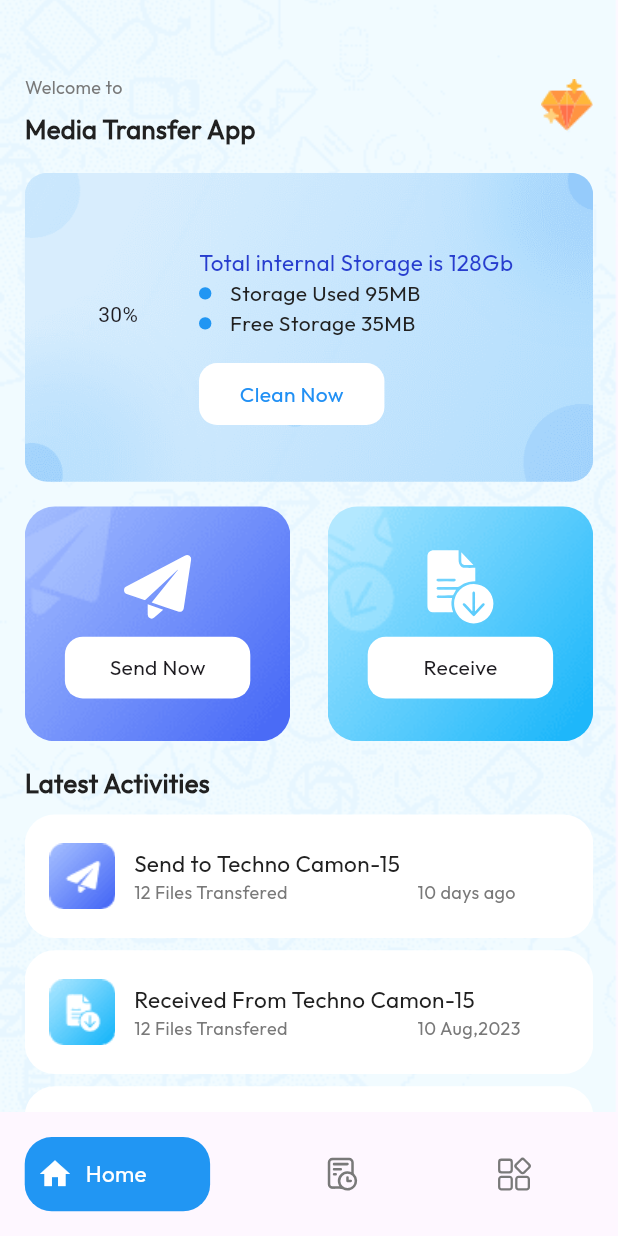
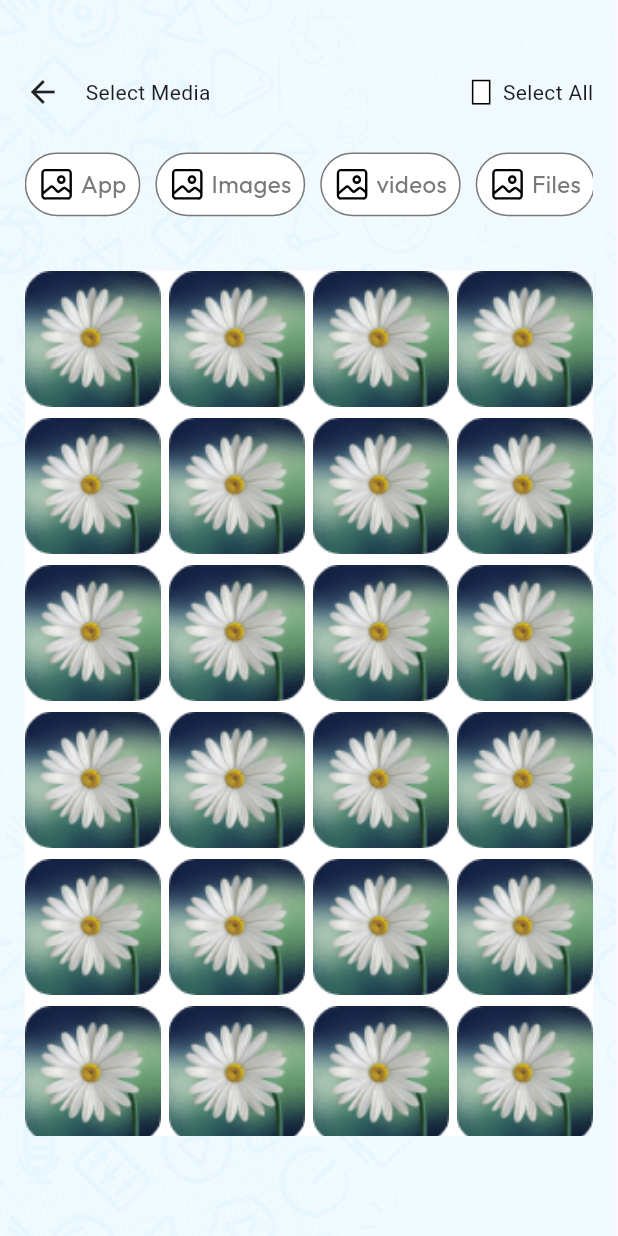
Before and after one commit to AqibKhan61/2nd-Page, a Flutter app: the screen it shows after launch, after a tap on "Clean Now", on a phone screen of 412 x 824 dp. Run offline on Flutter 3.47's test engine with Material 2 defaults, Android fonts, the phone set to English and light mode, and no system bars; our stand-ins replace flutter_svg; missing offline and left inert: circle_progress_bar.

Commit message:
Added another Screen and used the grid view builder in it

```diff
--- /dev/null
+++ b/lib/screens/gridscreen.dart
@@ -0,0 +1,146 @@
+import '../widgets/boxes.dart';
+import 'package:flutter/material.dart';
+import 'package:secondpage/widgets/picture.dart';
+import 'package:secondpage/widgets/container.dart';
+
+
+
+// ignore: must_be_immutable
+class HomePage extends StatelessWidget {
+  HomePage({super.key});
+  List<item> items = [
+    item("assets/images/mask_group_29.svg", "App"),
+    item("assets/images/mask_group_29.svg", 'Images'),
+    item("assets/images/mask_group_29.svg", "videos"),
+    item("assets/images/mask_group_29.svg", "Files"),
+    item("assets/images/mask_group_29.svg", "Imran"),
+  ];
+
+
+  @override
+  Widget build(BuildContext context) {
+    var ksize = MediaQuery.of(context).size;
+    return Scaffold(
+        body: Container(
+      height: ksize.height,
+      width: ksize.width,
+      decoration: const BoxDecoration(
+        image: DecorationImage(
+          image: AssetImage(
+            'assets/images/mask_group_12.png',
+          ),
+          fit: BoxFit.cover,
+        ),
+      ),
+      child: Padding(
+        padding: EdgeInsets.only(
+            top: ksize.height * 0.06,
+            left: ksize.width * 0.04,
+            right: ksize.width * 0.04),
+        child: Column(
+          children: [
+            Row(
+              children: [
+                InkWell(
+                  onTap: (){
+                    Navigator.of(context).pop();
+                  },
+                  child: const Icon(Icons.arrow_back)),
+                SizedBox(
+                  width: ksize.width * 0.04,
+                ),
+                const Text('Select Media'),
+                const Spacer(),
+                Container(
+                  height: ksize.height * 0.02,
+                  width: ksize.width * 0.03,
+                  decoration: BoxDecoration(
+                    color: Colors.white,
+                    border: Border.all(color: Colors.black),
+                  ),
+                ),
+                SizedBox(
+                  width: ksize.width * 0.02,
+                ),
+                const Text('Select All'),
+              ],
+            ),
+            SizedBox(
+              height: ksize.height * 0.03,
+            ),
+            SizedBox(
+              height: ksize.height * 0.06,
+              width: double.infinity,
+              child: ListView.builder(
+                  scrollDirection: Axis.horizontal,
+                  itemCount: items.length,
+                  itemBuilder: (context, index) {
+                    return Box(
+                        text: items[index].text, image: items[index].img);
+                  }),
+            ),
+            SizedBox(
+              height: ksize.height * 0.04,
+            ),
+           Container(
+      height: ksize.height*0.7,
+      width: double.infinity,
+      decoration: BoxDecoration(
+        color: Colors.white,
+        borderRadius: BorderRadius.circular(15)
+      ),
+      child: GridView.builder(
+
+        gridDelegate: const SliverGridDelegateWithFixedCrossAxisCount(
+          crossAxisCount: 4,
+          crossAxisSpacing: 5,
+          mainAxisSpacing: 7,
+        ),
+        itemCount: picturs.length,
+        itemBuilder: (context,index){
+          return PictureContainer(imege: picturs[index]);
+        },
+      ),
+    )
+          ],
+        ),
+      ),
+    ));
+  }
+}
+
+class item {
+  final String img;
+  final String text;
+  item(this.img, this.text);
+}
+
+List<String> picturs = [
+        'assets/images/component_17_5.png',
+        'assets/images/component_17_5.png',
+        'assets/images/component_17_5.png',
+        'assets/images/component_17_5.png',
+        'assets/images/component_17_5.png',
+        'assets/images/component_17_5.png',
+        'assets/images/component_17_5.png',
+        'assets/images/component_17_5.png',
+        'assets/images/component_17_5.png',
+        'assets/images/component_17_5.png',
+        'assets/images/component_17_5.png',
+        'assets/images/component_17_5.png',
+        'assets/images/component_17_5.png',
+        'assets/images/component_17_5.png',
+        'assets/images/component_17_5.png',
+        'assets/images/component_17_5.png',
+        'assets/images/component_17_5.png',
+        'assets/images/component_17_5.png',
+        'assets/images/component_17_5.png',
+        'assets/images/component_17_5.png',
+        'assets/images/component_17_5.png',
+        'assets/images/component_17_5.png',
+        'assets/images/component_17_5.png',
+        'assets/images/component_17_5.png',
+        'assets/images/component_17_5.png',
+
+
+  ];
--- a/lib/screens/home.dart
+++ b/lib/screens/home.dart
@@ -113,7 +113,7 @@ class HomeScreen extends StatelessWidget {
               Expanded(
 
                 child: ListView.builder(
-                  padding: EdgeInsets.all(0),
+                  padding: const EdgeInsets.all(0),
                     itemCount: items.length,
                     shrinkWrap: true,
                     scrollDirection: Axis.vertical,
--- /dev/null
+++ b/lib/widgets/boxes.dart
@@ -0,0 +1,51 @@
+import 'package:flutter_svg/svg.dart';
+import 'package:flutter/material.dart';
+
+
+class Box extends StatelessWidget {
+  Box({super.key, required this.text, required this.image});
+
+  String text;
+  var image;
+  @override
+  Widget build(BuildContext context) {
+    var _ksize = MediaQuery.of(context).size;
+    return Row(
+      children: [
+        Container(
+          padding: EdgeInsets.only(
+              top: _ksize.height * 0.01,
+              bottom: _ksize.height * 0.01,
+              left: _ksize.width * 0.02,
+              right: _ksize.width * 0.02),
+          // margin: EdgeInsets.only(bottom: _ksize.height*0.01),
+          decoration: BoxDecoration(
+              color: Colors.white,
+              border: Border.all(color: const Color(0xff797979)),
+              borderRadius: BorderRadius.circular(30)),
+          child: Row(
+            mainAxisAlignment: MainAxisAlignment.center,
+            children: [
+             SvgPicture.asset(image,fit: BoxFit.scaleDown, color: Colors.black,),
+              SizedBox(
+                width: _ksize.width * 0.01,
+              ),
+              Text(
+                text,
+                style: const TextStyle(
+                    color: Color(0xff797979),
+                    fontWeight: FontWeight.w400,
+                    fontFamily: "Outfit",
+                    fontStyle: FontStyle.normal,
+                    fontSize: 16.0),
+              ),
+            ],
+          ),
+        ),
+        const SizedBox(
+          width: 10,
+        ),
+      ],
+    );
+  }
+}
--- a/lib/widgets/firstbox.dart
+++ b/lib/widgets/firstbox.dart
@@ -1,4 +1,5 @@
 import 'package:flutter/material.dart';
+import 'package:secondpage/screens/gridscreen.dart';
 import  'package:secondpage/widgets/dotContainer.dart';
 import 'package:circle_progress_bar/circle_progress_bar.dart';
 
@@ -23,7 +24,6 @@ class FirstBox extends StatelessWidget {
       child: Padding(
         padding:  EdgeInsets.only(top: _ksize.height*0.06,right: _ksize.width*0.02, left: _ksize.width*0.06),
         child: Row(
-
           children: [
            Container(
             padding: EdgeInsets.only(bottom: _ksize.height*0.08),
@@ -89,7 +89,9 @@ class FirstBox extends StatelessWidget {
                 ),
                 //ElevatedButton(onPressed: () {}, child: const Text('Clean Now'))
                 GestureDetector(
-              onTap: () {},
+              onTap: () {
+                Navigator.of(context).push(MaterialPageRoute(builder: (context) => HomePage(),),);
+              },
               child: Container(
                   height: _ksize.height * 0.05,
                   width: _ksize.width * 0.30,
--- /dev/null
+++ b/lib/widgets/picture.dart
@@ -0,0 +1,22 @@
+import 'package:flutter/material.dart';
+
+class PictureContainer extends StatelessWidget {
+  PictureContainer({super.key, required this.imege});
+  final String imege;
+
+  @override
+  Widget build(BuildContext context) {
+    var ksize = MediaQuery.of(context).size;
+    return Container(
+      height: ksize.height * 0.09,
+      width: ksize.width * 0.10,
+      decoration: BoxDecoration(
+
+        borderRadius: BorderRadius.circular(15),
+      ),
+      child: Image(image: AssetImage(imege),
+      fit: BoxFit.cover,
+      )
+    );
+  }
+}
```
Also changed, not shown: assets/images/component_17_5.png (added), assets/images/mask_group_29.svg (added), lib/widgets/container.dart (added).
